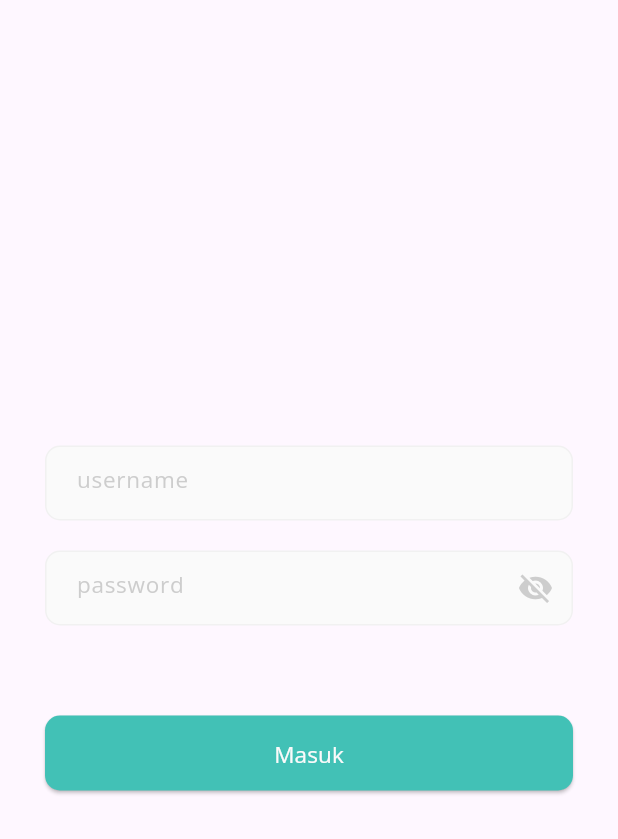
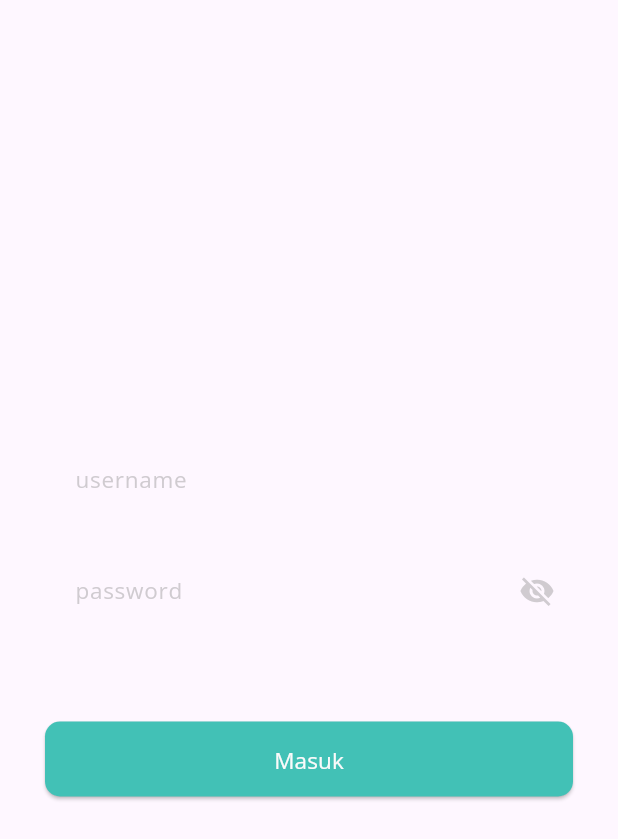
Before and after one commit to muhammadazzam123/app_absensi_puskesmas, a Flutter app: the screen it shows after launch, on a phone screen of 412 x 824 dp. Shown: the top 839 px of the screen. Run offline on Flutter 3.47's test engine with Material 3 defaults, Android fonts, the phone set to English and light mode, and no system bars; our stand-ins replace dio, flutter_dotenv, geolocator, google_fonts, image_picker, shared_preferences; missing offline and left inert: iconify_flutter; accounts and stored records are empty.

Commit message:
update ui

```diff
--- a/lib/services/auth_service.dart
+++ b/lib/services/auth_service.dart
@@ -1,4 +1,5 @@
 import 'package:dio/dio.dart';
+import 'package:flutter/material.dart';
 import 'package:flutter_dotenv/flutter_dotenv.dart';
 import 'package:shared_preferences/shared_preferences.dart';
 
@@ -15,11 +16,14 @@ class AuthService {
 
   authLogin(data) async {
     try {
+      debugPrint('aaaa');
       var fullUri = '$_apiUri/api/v1/login';
+      debugPrint('ddddd');
       final response = await dio.post(fullUri, data: data);
+      debugPrint(response.toString());
       return response.data;
     } on DioException catch (e) {
-      return e.message;
+      debugPrint(e.message);
     }
   }
 
--- a/lib/views/login_page.dart
+++ b/lib/views/login_page.dart
@@ -18,6 +18,7 @@ class _LoginPageState extends State<LoginPage> {
   TextEditingController passwordTextController = TextEditingController();
 
   void _validateForm() {
+    debugPrint('aaaa');
     if (_formState.currentState!.validate()) {
       _login();
     }
@@ -33,6 +34,7 @@ class _LoginPageState extends State<LoginPage> {
 
   void _login() async {
     try {
+      debugPrint('bbbbb');
       setState(() {
         _isLoading = true;
       });
@@ -41,7 +43,6 @@ class _LoginPageState extends State<LoginPage> {
         "password": passwordTextController.text
       };
       final response = await AuthService().authLogin(data);
-
 
       if (response['success']) {
         SharedPreferences prefs = await SharedPreferences.getInstance();
@@ -72,14 +73,7 @@ class _LoginPageState extends State<LoginPage> {
   }
 
   Widget usernameForm() {
-    return Container(
-      decoration: BoxDecoration(
-        color: whiteColor,
-        boxShadow: [defaultShadow],
-        border: Border.all(color: const Color(0xfff1f1f1), width: 1),
-        borderRadius: BorderRadius.circular(10),
-      ),
-      height: 50,
+    return SizedBox(
       child: TextFormField(
         validator: (value) {
           if (value == '') {
@@ -90,6 +84,7 @@ class _LoginPageState extends State<LoginPage> {
         controller: usernameTextController,
         cursorColor: grayColor,
         decoration: InputDecoration(
+          border: const OutlineInputBorder(borderSide: BorderSide.none),
           contentPadding:
               const EdgeInsets.symmetric(horizontal: 20, vertical: 15),
           hintText: 'username',
@@ -103,14 +98,7 @@ class _LoginPageState extends State<LoginPage> {
   }
 
   Widget passwordForm() {
-    return Container(
-      decoration: BoxDecoration(
-        color: whiteColor,
-        boxShadow: [defaultShadow],
-        border: Border.all(color: const Color(0xfff1f1f1), width: 1),
-        borderRadius: BorderRadius.circular(10),
-      ),
-      height: 50,
+    return SizedBox(
       child: TextFormField(
         obscureText: passToggle,
         validator: (value) {
@@ -124,6 +112,7 @@ class _LoginPageState extends State<LoginPage> {
         controller: passwordTextController,
         cursorColor: grayColor,
         decoration: InputDecoration(
+          border: const OutlineInputBorder(borderSide: BorderSide.none),
           suffixIcon: InkWell(
             onTap: () {
               setState(() {
```
Also changed, not shown: pubspec.lock.
